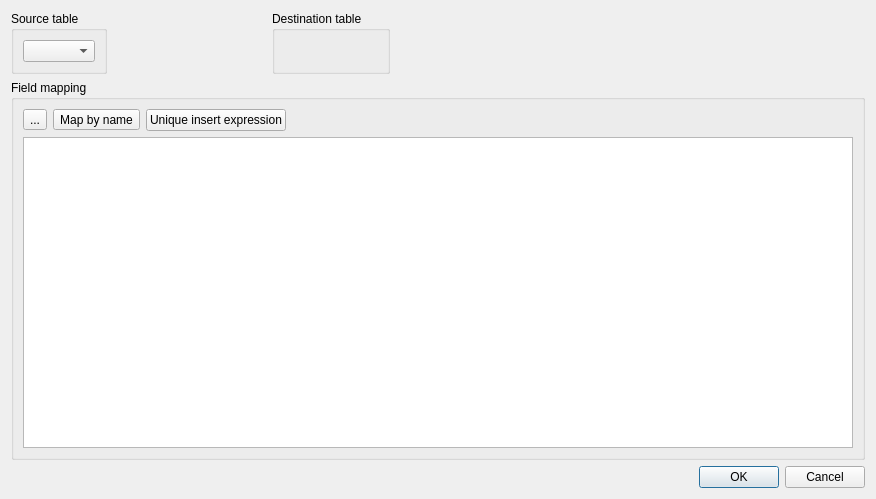
The window that src/mdtdatabase/mdtSqlDatabaseCopierTableMappingDialog.ui (scandyna/multidiagtools) describes before a commit, drawn with Qt 5.
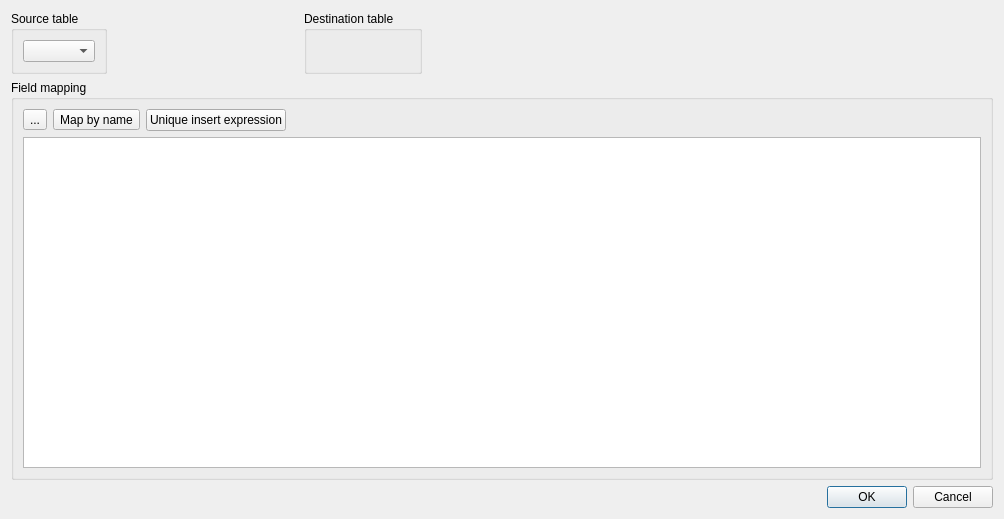
The same window after the commit. Icons and pictures are not drawn.

```diff
--- a/src/mdtdatabase/mdtSqlDatabaseCopierTableMappingDialog.ui
+++ b/src/mdtdatabase/mdtSqlDatabaseCopierTableMappingDialog.ui
@@ -6,8 +6,8 @@
    <rect>
     <x>0</x>
     <y>0</y>
-    <width>876</width>
-    <height>499</height>
+    <width>1004</width>
+    <height>519</height>
    </rect>
   </property>
   <property name="windowTitle">
```
